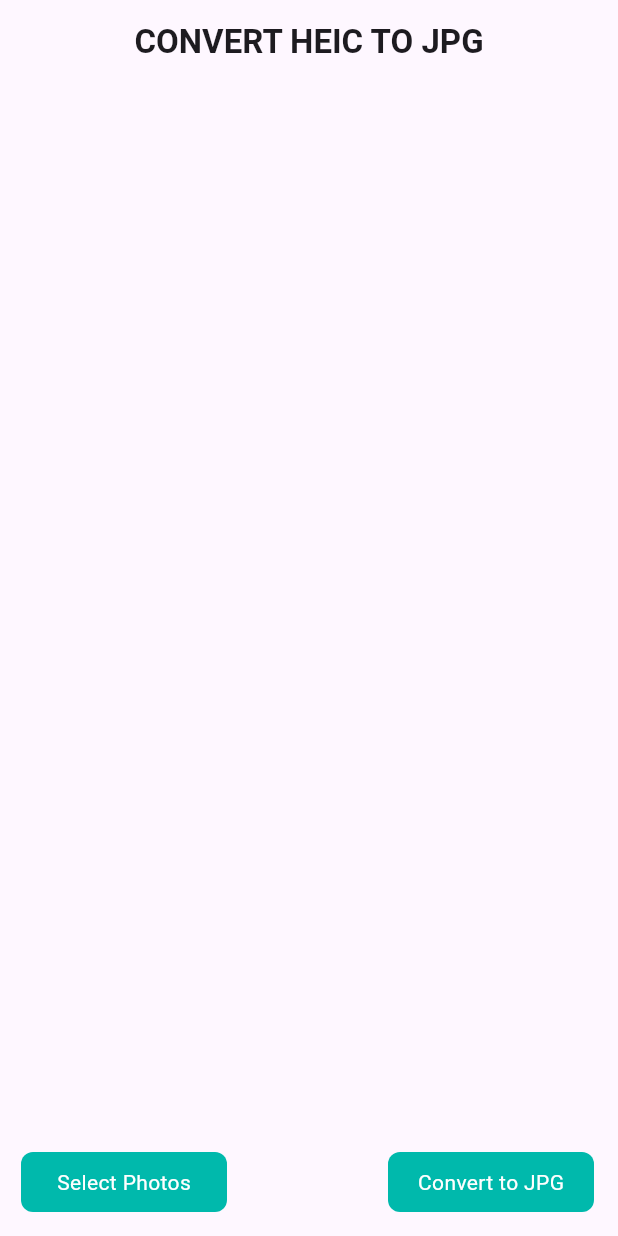
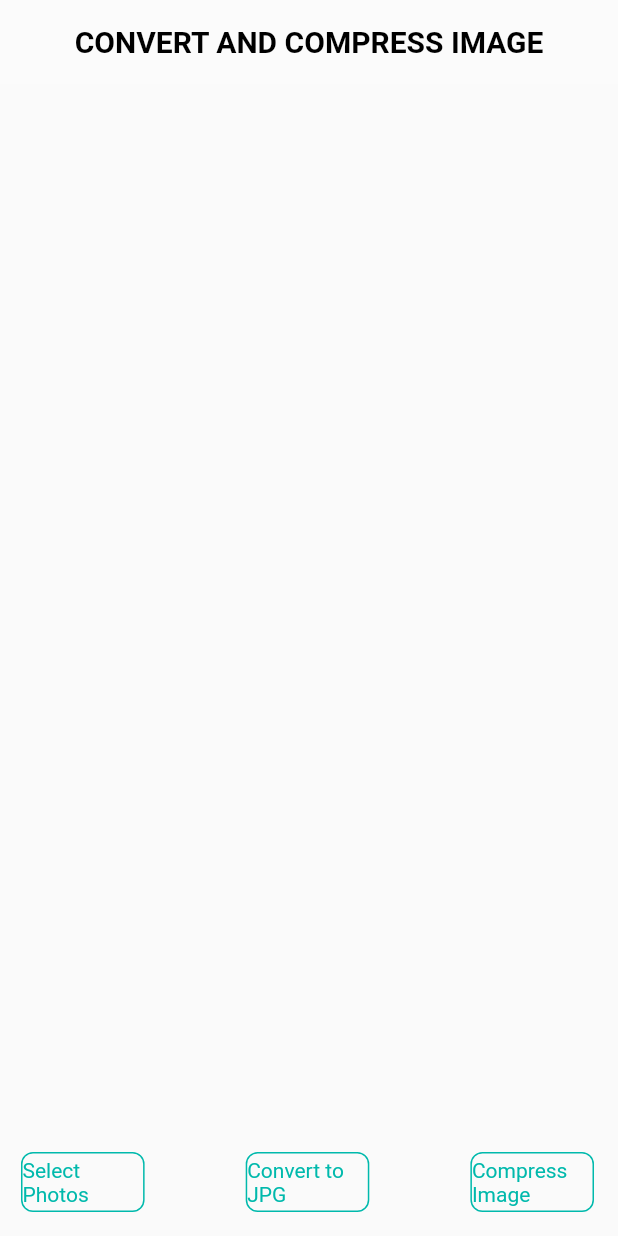
Before and after one commit to taufiqjack/flutter_convert_heictojpg, a Flutter app: the screen it shows after launch, on a phone screen of 412 x 824 dp. Run offline on Flutter 3.47's test engine with Material 3 defaults, Android fonts, the phone set to English and light mode, and no system bars; our stand-ins replace file_picker, flutter_dotenv, fluttertoast; missing offline and left inert: any_image_view, heif_converter, image_gallery_saver_plus.

Commit message:
update: change launcher icons & compress image size

```diff
--- a/lib/common/views/home_view.dart
+++ /dev/null
@@ -1,172 +0,0 @@
-import 'dart:io';
-import 'package:any_image_view/any_image_view.dart';
-import 'package:file_picker/file_picker.dart';
-import 'package:flutter/material.dart';
-import 'package:flutter_convert_heictojpg/core/component/toast.dart';
-import 'package:heif_converter/heif_converter.dart';
-import 'package:image_gallery_saver_plus/image_gallery_saver_plus.dart';
-import 'package:path/path.dart' as path;
-
-class HomeView extends StatefulWidget {
-  const HomeView({super.key});
-
-  @override
-  State<HomeView> createState() => _HomeViewState();
-}
-
-class _HomeViewState extends State<HomeView> {
-  dynamic pickImageError;
-
-  String? convertPath;
-  String? jpgPath;
-  final httpClient = HttpClient();
-
-  File? heicFiles;
-  FilePickerResult? result;
-  List<String> convertedPaths = [];
-
-  Future pickImageConvert() async {
-    result = await FilePicker.platform.pickFiles(
-      type: FileType.custom,
-      allowMultiple: true,
-      allowedExtensions: ['heic', 'HEIC'],
-    );
-    debugPrint('list path ${result?.files.first.path}');
-
-    if (result == null || result?.files == null) {
-      debugPrint('User canceled the picker.');
-      return null;
-    }
-    setState(() {});
-  }
-
-  Future<List<String>?> saveImageConvert() async {
-    try {
-      for (var file in result!.files) {
-        if (file.path == null) continue;
-
-        File heicFile = File(file.path!);
-
-        final convertedPath = await HeifConverter.convert(
-          heicFile.path,
-          format: 'jpg',
-        );
-
-        if (convertedPath != null) {
-          convertedPaths.add(convertedPath);
-
-          final bytes = await File(convertedPath).readAsBytes();
-          await ImageGallerySaverPlus.saveImage(
-            bytes,
-            quality: 100,
-            name: path.basenameWithoutExtension(heicFile.path),
-          );
-
-          debugPrint('✅ Saved: $convertedPath');
-          if (mounted) {
-            toast(context, '✅ Saved: $convertedPath');
-          }
-        }
-      }
-      return convertedPaths;
-    } catch (e) {
-      debugPrint('❌ Error: $e');
-      if (mounted) {
-        toast(context, '$e');
-      }
-      return [];
-    }
-  }
-
-  @override
-  Widget build(BuildContext context) {
-    return Scaffold(
-        appBar: AppBar(
-          title: Text(
-            'CONVERT HEIC TO JPG',
-            style: TextStyle(fontWeight: FontWeight.w700),
-          ),
-          centerTitle: true,
-        ),
-        body: Padding(
-          padding: EdgeInsetsGeometry.only(top: 30),
-          child: Center(
-              child: Column(
-            children: [
-              result == null
-                  ? const SizedBox()
-                  : GridView.builder(
-                      padding: EdgeInsets.only(left: 10),
-                      shrinkWrap: true,
-                      itemCount: result?.files.length,
-                      gridDelegate: SliverGridDelegateWithFixedCrossAxisCount(
-                          crossAxisCount: 3,
-                          childAspectRatio: 3 / 3,
-                          mainAxisSpacing: 10,
-                          crossAxisSpacing: 10),
-                      itemBuilder: (context, index) => ClipRRect(
-                        borderRadius: BorderRadius.circular(10),
-                        child: AnyImageView(
-                          height: 230,
-                          width: 200,
-                          borderRadius: BorderRadius.circular(10),
-                          fadeDuration: Duration(milliseconds: 300),
-                          imagePath: result!.files[index].path!,
-                          fit: BoxFit.fill,
-                        ),
-                      ),
-                    ),
-              const SizedBox(
-                height: 20,
-              ),
-            ],
-          )),
-        ),
-        floatingActionButton: Row(
-          mainAxisAlignment: MainAxisAlignment.spaceBetween,
-          children: [
-            Padding(
-              padding: EdgeInsetsGeometry.only(left: 30),
-              child: InkWell(
-                onTap: () {
-                  pickImageConvert();
-                },
-                child: Container(
-                  height: 40,
-                  width: MediaQuery.of(context).size.width / 3,
-                  decoration: BoxDecoration(
-                    borderRadius: BorderRadius.circular(8),
-                    color: Color.fromARGB(255, 0, 185, 172),
-                  ),
-                  child: const Center(
-                    child: Text(
-                      'Select Photos',
-                      style: TextStyle(color: Colors.white),
-                    ),
-                  ),
-                ),
-              ),
-            ),
-            InkWell(
-              onTap: () async {
-                saveImageConvert();
-              },
-              child: Container(
-                height: 40,
-                width: MediaQuery.of(context).size.width / 3,
-                decoration: BoxDecoration(
-                  borderRadius: BorderRadius.circular(8),
-                  color: Color.fromARGB(255, 0, 185, 172),
-                ),
-                child: const Center(
-                  child: Text(
-                    'Convert to JPG',
-                    style: TextStyle(color: Colors.white),
-                  ),
-                ),
-              ),
-            ),
-          ],
-        ));
-  }
-}
--- /dev/null
+++ b/lib/core/component/color_custom.dart
@@ -0,0 +1,5 @@
+import 'dart:ui';
+
+const blueGreen = Color(0xFF00B9AC);
+const white = Color(0xFFFFFFFF);
+const black = Color(0xFF000000);
--- /dev/null
+++ b/lib/core/component/constants.dart
@@ -0,0 +1 @@
+const String ENV_PATH = '.env';
--- /dev/null
+++ b/lib/interfaces/views/home_view.dart
@@ -0,0 +1,134 @@
+import 'package:any_image_view/any_image_view.dart';
+import 'package:flutter/material.dart';
+import 'package:flutter_convert_heictojpg/core/component/color_custom.dart';
+import 'package:flutter_convert_heictojpg/interfaces/controllers/home_controller.dart';
+
+class HomeView extends StatefulWidget {
+  const HomeView({super.key});
+
+  Widget build(BuildContext context, HomeController controller) {
+    return Scaffold(
+        appBar: AppBar(
+          elevation: 0,
+          backgroundColor: Colors.white10,
+          title: Text(
+            'CONVERT AND COMPRESS IMAGE',
+            style: TextStyle(
+              fontWeight: FontWeight.w700,
+              color: Colors.black,
+            ),
+          ),
+          centerTitle: true,
+        ),
+        body: Padding(
+          padding: EdgeInsetsGeometry.only(top: 30),
+          child: Center(
+              child: Column(
+            children: [
+              controller.result == null
+                  ? const SizedBox()
+                  : GridView.builder(
+                      padding: EdgeInsets.only(left: 10),
+                      shrinkWrap: true,
+                      itemCount: controller.result?.files.length,
+                      gridDelegate: SliverGridDelegateWithFixedCrossAxisCount(
+                          crossAxisCount: 3,
+                          childAspectRatio: 3 / 3,
+                          mainAxisSpacing: 10,
+                          crossAxisSpacing: 10),
+                      itemBuilder: (context, index) => ClipRRect(
+                        borderRadius: BorderRadius.circular(10),
+                        child: AnyImageView(
+                          height: 230,
+                          width: 200,
+                          borderRadius: BorderRadius.circular(10),
+                          fadeDuration: Duration(milliseconds: 300),
+                          imagePath: controller.result!.files[index].path!,
+                          fit: BoxFit.fill,
+                        ),
+                      ),
+                    ),
+              const SizedBox(
+                height: 20,
+              ),
+            ],
+          )),
+        ),
+        floatingActionButton: Row(
+          mainAxisAlignment: MainAxisAlignment.spaceBetween,
+          children: [
+            Padding(
+              padding: EdgeInsetsGeometry.only(left: 30),
+              child: InkWell(
+                onTap: () {
+                  controller.pickImageConvert();
+                },
+                child: Container(
+                  height: 40,
+                  width: MediaQuery.of(context).size.width / 5,
+                  decoration: BoxDecoration(
+                    border: Border.all(
+                      color: blueGreen,
+                    ),
+                    borderRadius: BorderRadius.circular(8),
+                  ),
+                  child: const Center(
+                    child: Text(
+                      'Select Photos',
+                      style: TextStyle(color: blueGreen),
+                    ),
+                  ),
+                ),
+              ),
+            ),
+            InkWell(
+              onTap: () async {
+                controller.saveImageConvert();
+              },
+              child: Container(
+                height: 40,
+                width: MediaQuery.of(context).size.width / 5,
+                decoration: BoxDecoration(
+                  border: Border.all(
+                    color: blueGreen,
+                  ),
+                  borderRadius: BorderRadius.circular(8),
+                ),
+                child: const Center(
+                  child: Text(
+                    'Convert to JPG',
+                    style: TextStyle(
+                      color: blueGreen,
+                    ),
+                  ),
+                ),
+              ),
+            ),
+            InkWell(
+              onTap: () async {
+                controller.saveCompressImage();
+              },
+              child: Container(
+                height: 40,
+                width: MediaQuery.of(context).size.width / 5,
+                decoration: BoxDecoration(
+                  border: BoxBorder.all(
+                    color: blueGreen,
+                  ),
+                  borderRadius: BorderRadius.circular(8),
+                ),
+                child: const Center(
+                  child: Text(
+                    'Compress Image',
+                    style: TextStyle(color: blueGreen),
+                  ),
+                ),
+              ),
+            ),
+          ],
+        ));
+  }
+
+  @override
+  State<StatefulWidget> createState() => HomeController();
+}
```
Also changed, not shown: flutter_launcher_icons.yaml (added, +18 -0 lines), lib/interfaces/controllers/home_controller.dart (added, +108 -0 lines), lib/main.dart (+7 -113 lines), pubspec.yaml (+16 -3 lines), assets/images/ata.png (added), assets/images/icon_convert.png (added), pubspec.lock, 34 other files.
